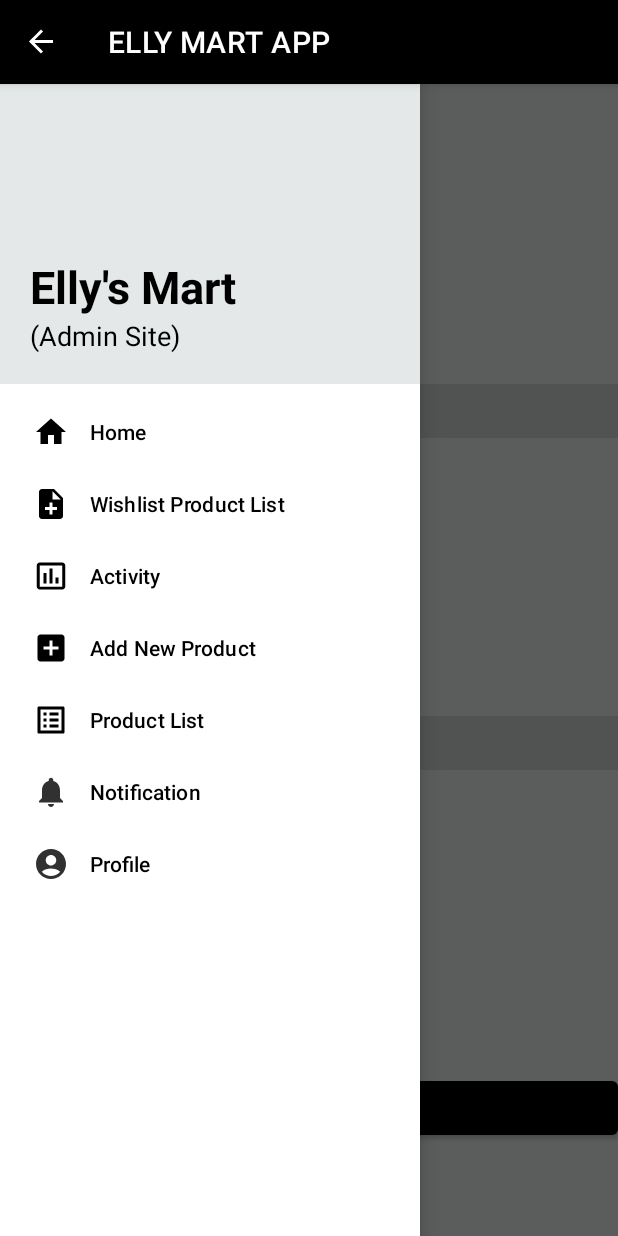
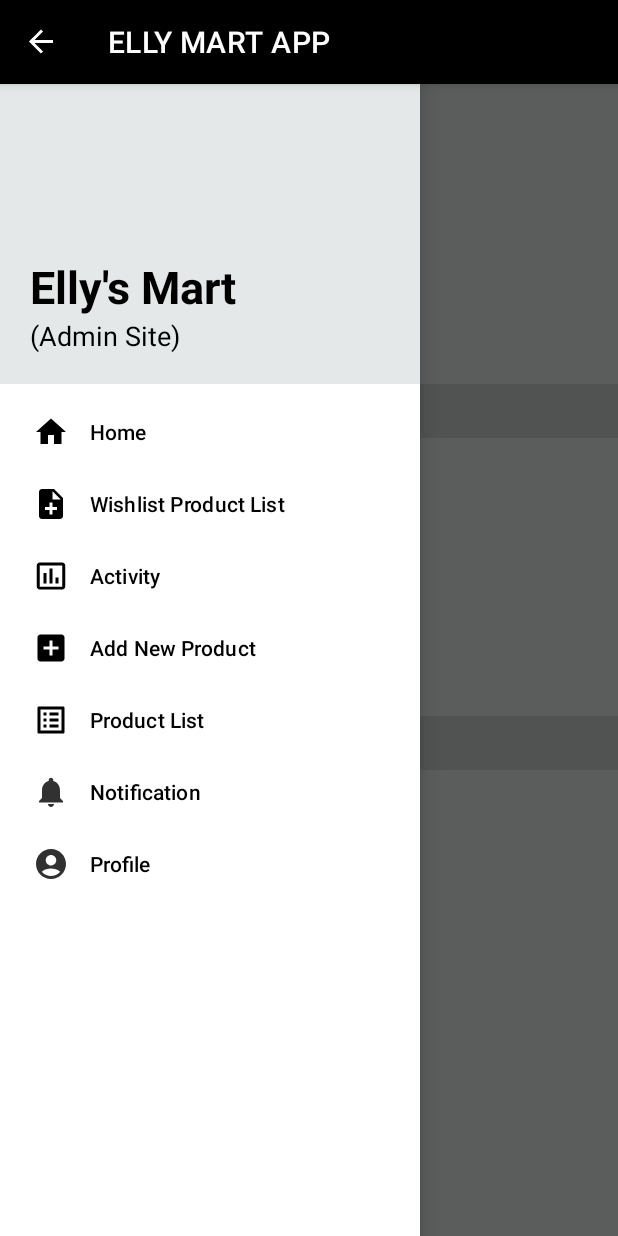
Before and after one commit to Azfa34/DEVNINJAS-ELLYMART, an Android app: the Dashboard screen opened directly, with no data from a screen before it, with the side drawer open, on a phone screen of 412 x 824 dp. Run offline under Robolectric (Android 15) with nearby library versions, the phone set to English and light mode, and no system bars; our stand-ins replace Firebase (no records; nobody signed in at launch, a user with empty details on screens opened directly), Picasso.

Commit message:
Last update before presentation

```diff
--- a/app/src/main/java/com/example/ellymartarkedcengal/Dashboard.java
+++ b/app/src/main/java/com/example/ellymartarkedcengal/Dashboard.java
@@ -159,21 +159,6 @@ public class Dashboard extends AppCompatActivity {
                 // Do nothing here
             }
         });
-
-
-
-        Button btnNotification = findViewById(R.id.btnNotifications);
-        if (isAdminUser) {
-            btnNotification.setVisibility(View.VISIBLE);
-            btnNotification.setOnClickListener(new View.OnClickListener() {
-                @Override
-                public void onClick(View v) {
-                    openNotificationActivity(v);
-                }
-            });
-        } else {
-            btnNotification.setVisibility(View.GONE);
-        }
 
 
         navigationView.setNavigationItemSelectedListener(new NavigationView.OnNavigationItemSelectedListener() {
--- a/app/src/main/res/layout/activity_dashboard.xml
+++ b/app/src/main/res/layout/activity_dashboard.xml
@@ -104,15 +104,6 @@
         </LinearLayout>
 
 
-
-        <Button
-            android:id="@+id/btnNotifications"
-            android:layout_width="match_parent"
-            android:layout_height="wrap_content"
-            android:text="Notifications"
-            android:onClick="openNotificationActivity"
-            android:layout_marginTop="16dp"/>
-
     </LinearLayout>
     </ScrollView>
     <com.google.android.material.navigation.NavigationView
```
